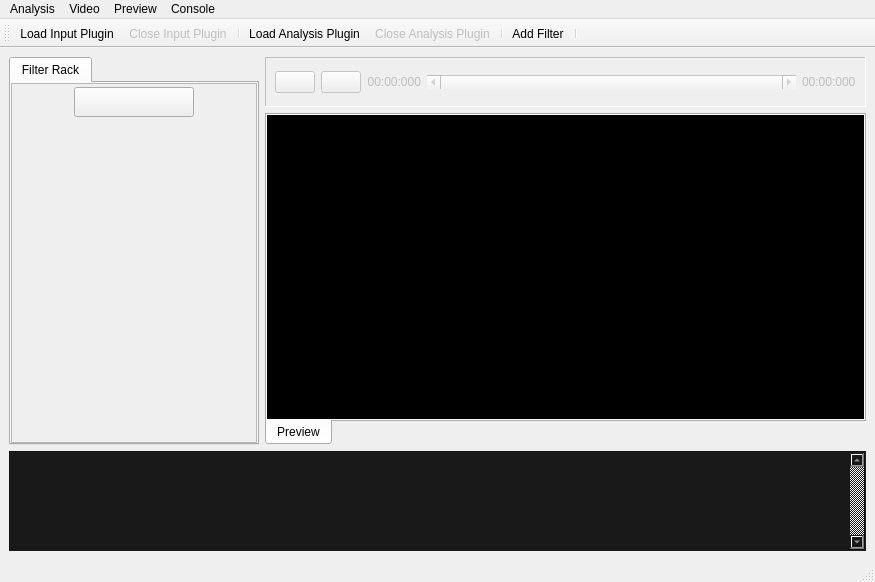
Before: the Qt Designer form src/ui/ICMainWindow.ui in brunoabud/ic, drawn with Qt 5.
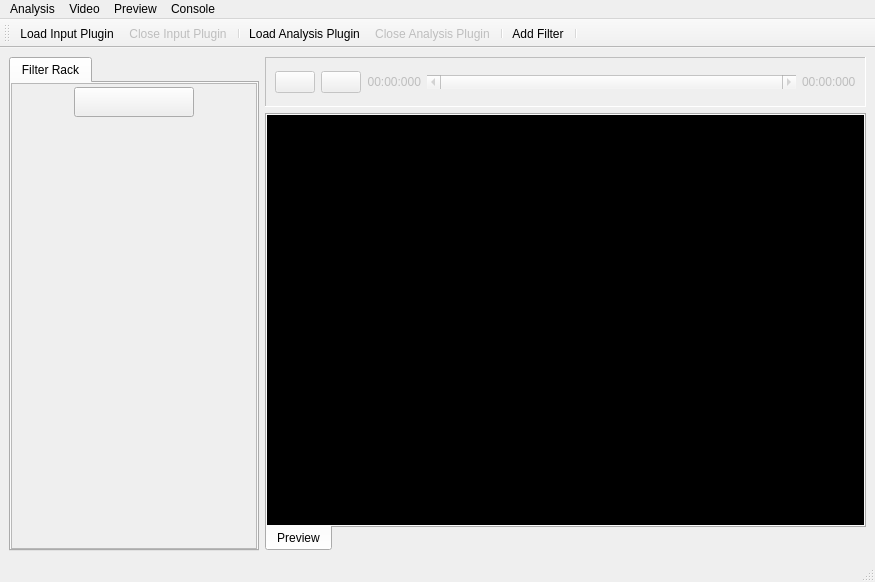
After: the same form once the commit is applied. Icons and pictures are not drawn. Custom widgets are drawn as their Qt base class.

```diff
--- a/src/ui/ICMainWindow.ui
+++ b/src/ui/ICMainWindow.ui
@@ -98,8 +98,8 @@
             <rect>
              <x>0</x>
              <y>0</y>
-             <width>244</width>
-             <height>342</height>
+             <width>242</width>
+             <height>472</height>
             </rect>
            </property>
            <layout class="QVBoxLayout" name="verticalLayout">
@@ -313,485 +313,6 @@
       </widget>
      </widget>
     </item>
-    <item row="2" column="0" colspan="2">
-     <widget class="QTextEdit" name="txt_console">
-      <property name="enabled">
-       <bool>true</bool>
-      </property>
-      <property name="sizePolicy">
-       <sizepolicy hsizetype="Expanding" vsizetype="Expanding">
-        <horstretch>2</horstretch>
-        <verstretch>0</verstretch>
-       </sizepolicy>
-      </property>
-      <property name="minimumSize">
-       <size>
-        <width>100</width>
-        <height>0</height>
-       </size>
-      </property>
-      <property name="maximumSize">
-       <size>
-        <width>16777215</width>
-        <height>100</height>
-       </size>
-      </property>
-      <property name="palette">
-       <palette>
-        <active>
-         <colorrole role="WindowText">
-          <brush brushstyle="SolidPattern">
-           <color alpha="255">
-            <red>213</red>
-            <green>213</green>
-            <blue>213</blue>
-           </color>
-          </brush>
-         </colorrole>
-         <colorrole role="Button">
-          <brush brushstyle="SolidPattern">
-           <color alpha="255">
-            <red>25</red>
-            <green>25</green>
-            <blue>25</blue>
-           </color>
-          </brush>
-         </colorrole>
-         <colorrole role="Light">
-          <brush brushstyle="SolidPattern">
-           <color alpha="255">
-            <red>255</red>
-            <green>255</green>
-            <blue>255</blue>
-           </color>
-          </brush>
-         </colorrole>
-         <colorrole role="Midlight">
-          <brush brushstyle="SolidPattern">
-           <color alpha="255">
-            <red>255</red>
-            <green>255</green>
-            <blue>255</blue>
-           </color>
-          </brush>
-         </colorrole>
-         <colorrole role="Dark">
-          <brush brushstyle="SolidPattern">
-           <color alpha="255">
-            <red>127</red>
-            <green>127</green>
-            <blue>127</blue>
-           </color>
-          </brush>
-         </colorrole>
-         <colorrole role="Mid">
-          <brush brushstyle="SolidPattern">
-           <color alpha="255">
-            <red>170</red>
-            <green>170</green>
-            <blue>170</blue>
-           </color>
-          </brush>
-         </colorrole>
-         <colorrole role="Text">
-          <brush brushstyle="SolidPattern">
-           <color alpha="255">
-            <red>213</red>
-            <green>213</green>
-            <blue>213</blue>
-           </color>
-          </brush>
-         </colorrole>
-         <colorrole role="BrightText">
-          <brush brushstyle="SolidPattern">
-           <color alpha="255">
-            <red>255</red>
-            <green>255</green>
-            <blue>255</blue>
-           </color>
-          </brush>
-         </colorrole>
-         <colorrole role="ButtonText">
-          <brush brushstyle="SolidPattern">
-           <color alpha="255">
-            <red>213</red>
-            <green>213</green>
-            <blue>213</blue>
-           </color>
-          </brush>
-         </colorrole>
-         <colorrole role="Base">
-          <brush brushstyle="SolidPattern">
-           <color alpha="255">
-            <red>25</red>
-            <green>25</green>
-            <blue>25</blue>
-           </color>
-          </brush>
-         </colorrole>
-         <colorrole role="Window">
-          <brush brushstyle="SolidPattern">
-           <color alpha="255">
-            <red>25</red>
-            <green>25</green>
-            <blue>25</blue>
-           </color>
-          </brush>
-         </colorrole>
-         <colorrole role="Shadow">
-          <brush brushstyle="SolidPattern">
-           <color alpha="255">
-            <red>0</red>
-            <green>0</green>
-            <blue>0</blue>
-           </color>
-          </brush>
-         </colorrole>
-         <colorrole role="AlternateBase">
-          <brush brushstyle="SolidPattern">
-           <color alpha="255">
-            <red>255</red>
-            <green>255</green>
-            <blue>255</blue>
-           </color>
-          </brush>
-         </colorrole>
-         <colorrole role="ToolTipBase">
-          <brush brushstyle="SolidPattern">
-           <color alpha="255">
-            <red>255</red>
-            <green>255</green>
-            <blue>220</blue>
-           </color>
-          </brush>
-         </colorrole>
-         <colorrole role="ToolTipText">
-          <brush brushstyle="SolidPattern">
-           <color alpha="255">
-            <red>0</red>
-            <green>0</green>
-            <blue>0</blue>
-           </color>
-          </brush>
-         </colorrole>
-        </active>
-        <inactive>
-         <colorrole role="WindowText">
-          <brush brushstyle="SolidPattern">
-           <color alpha="255">
-            <red>213</red>
-            <green>213</green>
-            <blue>213</blue>
-           </color>
-          </brush>
-         </colorrole>
-         <colorrole role="Button">
-          <brush brushstyle="SolidPattern">
-           <color alpha="255">
-            <red>25</red>
-            <green>25</green>
-            <blue>25</blue>
-           </color>
-          </brush>
-         </colorrole>
-         <colorrole role="Light">
-          <brush brushstyle="SolidPattern">
-           <color alpha="255">
-            <red>255</red>
-            <green>255</green>
-            <blue>255</blue>
-           </color>
-          </brush>
-         </colorrole>
-         <colorrole role="Midlight">
-          <brush brushstyle="SolidPattern">
-           <color alpha="255">
-            <red>255</red>
-            <green>255</green>
-            <blue>255</blue>
-           </color>
-          </brush>
-         </colorrole>
-         <colorrole role="Dark">
-          <brush brushstyle="SolidPattern">
-           <color alpha="255">
-            <red>127</red>
-            <green>127</green>
-            <blue>127</blue>
-           </color>
-          </brush>
-         </colorrole>
-         <colorrole role="Mid">
-          <brush brushstyle="SolidPattern">
-           <color alpha="255">
-            <red>170</red>
-            <green>170</green>
-            <blue>170</blue>
-           </color>
-          </brush>
-         </colorrole>
-         <colorrole role="Text">
-          <brush brushstyle="SolidPattern">
-           <color alpha="255">
-            <red>213</red>
-            <green>213</green>
-            <blue>213</blue>
-           </color>
-          </brush>
-         </colorrole>
-         <colorrole role="BrightText">
-          <brush brushstyle="SolidPattern">
-           <color alpha="255">
-            <red>255</red>
-            <green>255</green>
-            <blue>255</blue>
-           </color>
-          </brush>
-         </colorrole>
-         <colorrole role="ButtonText">
-          <brush brushstyle="SolidPattern">
-           <color alpha="255">
-            <red>213</red>
-            <green>213</green>
-            <blue>213</blue>
-           </color>
-          </brush>
-         </colorrole>
-         <colorrole role="Base">
-          <brush brushstyle="SolidPattern">
-           <color alpha="255">
-            <red>25</red>
-            <green>25</green>
-            <blue>25</blue>
-           </color>
-          </brush>
-         </colorrole>
-         <colorrole role="Window">
-          <brush brushstyle="SolidPattern">
-           <color alpha="255">
-            <red>25</red>
-            <green>25</green>
-            <blue>25</blue>
-           </color>
-          </brush>
-         </colorrole>
-         <colorrole role="Shadow">
-          <brush brushstyle="SolidPattern">
-           <color alpha="255">
-            <red>0</red>
-            <green>0</green>
-            <blue>0</blue>
-           </color>
-          </brush>
-         </colorrole>
-         <colorrole role="AlternateBase">
-          <brush brushstyle="SolidPattern">
-           <color alpha="255">
-            <red>255</red>
-            <green>255</green>
-            <blue>255</blue>
-           </color>
-          </brush>
-         </colorrole>
-         <colorrole role="ToolTipBase">
-          <brush brushstyle="SolidPattern">
-           <color alpha="255">
-            <red>255</red>
-            <green>255</green>
-            <blue>220</blue>
-           </color>
-          </brush>
-         </colorrole>
-         <colorrole role="ToolTipText">
-          <brush brushstyle="SolidPattern">
-           <color alpha="255">
-            <red>0</red>
-            <green>0</green>
-            <blue>0</blue>
-           </color>
-          </brush>
-         </colorrole>
-        </inactive>
-        <disabled>
-         <colorrole role="WindowText">
-          <brush brushstyle="SolidPattern">
-           <color alpha="255">
-            <red>213</red>
-            <green>213</green>
-            <blue>213</blue>
-           </color>
-          </brush>
-         </colorrole>
-         <colorrole role="Button">
-          <brush brushstyle="SolidPattern">
-           <color alpha="255">
-            <red>25</red>
-            <green>25</green>
-            <blue>25</blue>
-           </color>
-          </brush>
-         </colorrole>
-         <colorrole role="Light">
-          <brush brushstyle="SolidPattern">
-           <color alpha="255">
-            <red>255</red>
-            <green>255</green>
-            <blue>255</blue>
-           </color>
-          </brush>
-         </colorrole>
-         <colorrole role="Midlight">
-          <brush brushstyle="SolidPattern">
-           <color alpha="255">
-            <red>255</red>
-            <green>255</green>
-            <blue>255</blue>
-           </color>
-          </brush>
-         </colorrole>
-         <colorrole role="Dark">
-          <brush brushstyle="SolidPattern">
-           <color alpha="255">
-            <red>127</red>
-            <green>127</green>
-            <blue>127</blue>
-           </color>
-          </brush>
-         </colorrole>
-         <colorrole role="Mid">
-          <brush brushstyle="SolidPattern">
-           <color alpha="255">
-            <red>170</red>
-            <green>170</green>
-            <blue>170</blue>
-           </color>
-          </brush>
-         </colorrole>
-         <colorrole role="Text">
-          <brush brushstyle="SolidPattern">
-           <color alpha="255">
-            <red>213</red>
-            <green>213</green>
-            <blue>213</blue>
-           </color>
-          </brush>
-         </colorrole>
-         <colorrole role="BrightText">
-          <brush brushstyle="SolidPattern">
-           <color alpha="255">
-            <red>255</red>
-            <green>255</green>
-            <blue>255</blue>
-           </color>
-          </brush>
-         </colorrole>
-         <colorrole role="ButtonText">
-          <brush brushstyle="SolidPattern">
-           <color alpha="255">
-            <red>213</red>
-            <green>213</green>
-            <blue>213</blue>
-           </color>
-          </brush>
-         </colorrole>
-         <colorrole role="Base">
-          <brush brushstyle="SolidPattern">
-           <color alpha="255">
-            <red>25</red>
-            <green>25</green>
-            <blue>25</blue>
-           </color>
-          </brush>
-         </colorrole>
-         <colorrole role="Window">
-          <brush brushstyle="SolidPattern">
-           <color alpha="255">
-            <red>25</red>
-            <green>25</green>
-            <blue>25</blue>
-           </color>
-          </brush>
-         </colorrole>
-         <colorrole role="Shadow">
-          <brush brushstyle="SolidPattern">
-           <color alpha="255">
-            <red>0</red>
-            <green>0</green>
-            <blue>0</blue>
-           </color>
-          </brush>
-         </colorrole>
-         <colorrole role="AlternateBase">
-          <brush brushstyle="SolidPattern">
-           <color alpha="255">
-            <red>255</red>
-            <green>255</green>
-            <blue>255</blue>
-           </color>
-          </brush>
-         </colorrole>
-         <colorrole role="ToolTipBase">
-          <brush brushstyle="SolidPattern">
-           <color alpha="255">
-            <red>255</red>
-            <green>255</green>
-            <blue>220</blue>
-           </color>
-          </brush>
-         </colorrole>
-         <colorrole role="ToolTipText">
-          <brush brushstyle="SolidPattern">
-           <color alpha="255">
-            <red>0</red>
-            <green>0</green>
-            <blue>0</blue>
-           </color>
-          </brush>
-         </colorrole>
-        </disabled>
-       </palette>
-      </property>
-      <property name="font">
-       <font>
-        <family>Liberation Sans</family>
-        <pointsize>9</pointsize>
-        <weight>50</weight>
-        <italic>false</italic>
-        <bold>false</bold>
-       </font>
-      </property>
-      <property name="styleSheet">
-       <string notr="true">font: 9pt &quot;Liberation Sans&quot;;
-background-color: rgb(25, 25, 25);
-color: rgb(213, 213, 213);</string>
-      </property>
-      <property name="frameShape">
-       <enum>QFrame::Box</enum>
-      </property>
-      <property name="verticalScrollBarPolicy">
-       <enum>Qt::ScrollBarAlwaysOn</enum>
-      </property>
-      <property name="horizontalScrollBarPolicy">
-       <enum>Qt::ScrollBarAlwaysOff</enum>
-      </property>
-      <property name="readOnly">
-       <bool>true</bool>
-      </property>
-      <property name="html">
-       <string>&lt;!DOCTYPE HTML PUBLIC &quot;-//W3C//DTD HTML 4.0//EN&quot; &quot;http://www.w3.org/TR/REC-html40/strict.dtd&quot;&gt;
-&lt;html&gt;&lt;head&gt;&lt;meta name=&quot;qrichtext&quot; content=&quot;1&quot; /&gt;&lt;style type=&quot;text/css&quot;&gt;
-p, li { white-space: pre-wrap; }
-&lt;/style&gt;&lt;/head&gt;&lt;body style=&quot; font-family:'Liberation Sans'; font-size:9pt; font-weight:400; font-style:normal;&quot;&gt;
-&lt;p style=&quot;-qt-paragraph-type:empty; margin-top:0px; margin-bottom:0px; margin-left:0px; margin-right:0px; -qt-block-indent:0; text-indent:0px; font-family:'Droid Sans'; font-size:10pt; font-weight:600;&quot;&gt;&lt;br /&gt;&lt;/p&gt;&lt;/body&gt;&lt;/html&gt;</string>
-      </property>
-      <property name="tabStopWidth">
-       <number>0</number>
-      </property>
-      <property name="textInteractionFlags">
-       <set>Qt::LinksAccessibleByKeyboard|Qt::LinksAccessibleByMouse|Qt::TextBrowserInteraction|Qt::TextSelectableByKeyboard|Qt::TextSelectableByMouse</set>
-      </property>
-     </widget>
-    </item>
    </layout>
   </widget>
   <widget class="QStatusBar" name="statusbar">
```
Left out of the diff: 12 changed lines with no effect on the pictures.
